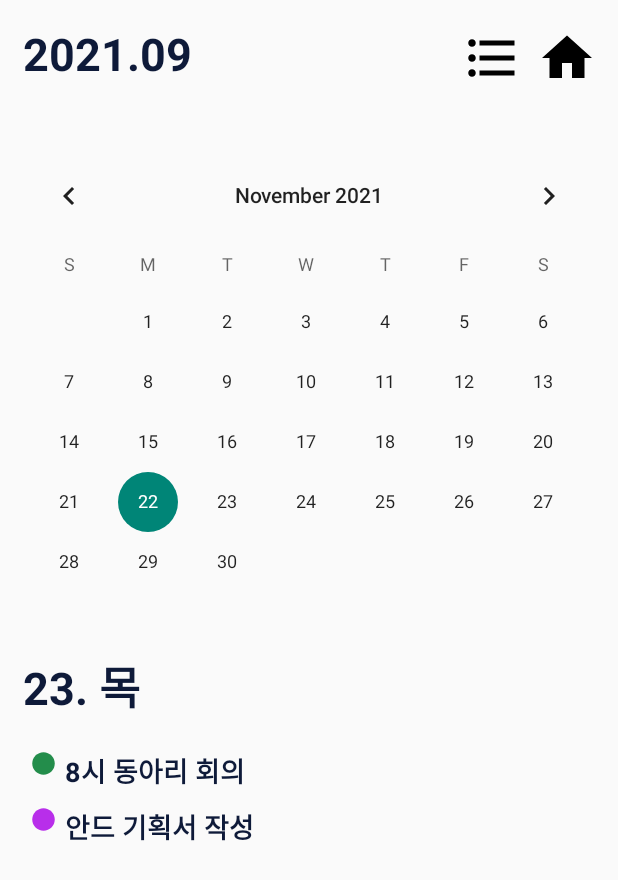
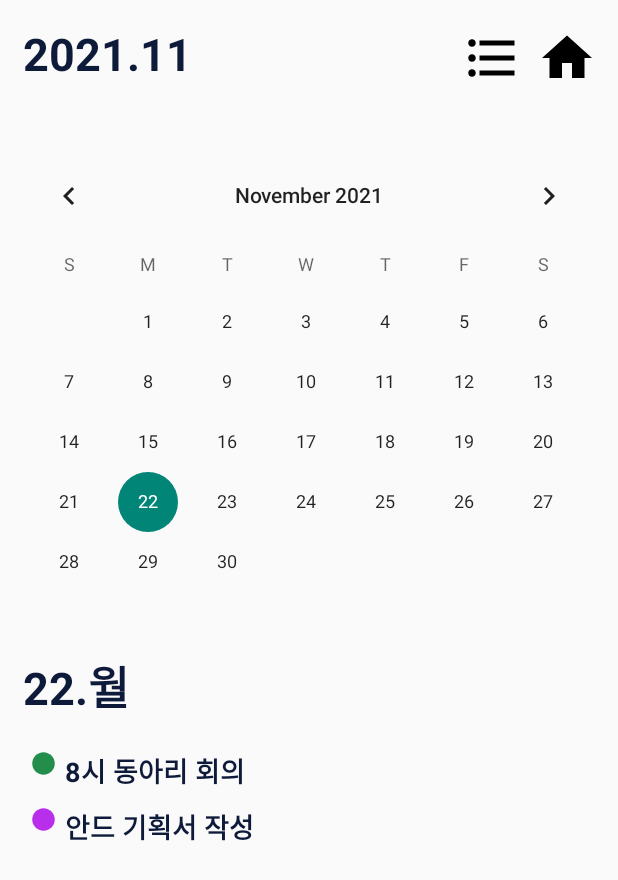
Before and after one commit to U-and-Me/TTODDO, an Android app: the calender screen opened directly, with no data from a screen before it, on a phone screen of 412 x 824 dp. Shown: the top 880 px of the screen. Run offline under Robolectric (Android 15) with nearby library versions, the phone set to English and light mode, and no system bars.

Commit message:
날짜 띄우기

```diff
--- a/app/src/main/java/com/cookandroid/todolist/calender.java
+++ b/app/src/main/java/com/cookandroid/todolist/calender.java
@@ -2,20 +2,29 @@ package com.cookandroid.todolist;
 
 import android.content.Intent;
 import android.os.Bundle;
+import android.text.format.DateFormat;
 import android.view.View;
 import android.widget.Button;
+import android.widget.CalendarView;
 import android.widget.TextView;
 
+import androidx.annotation.NonNull;
 import androidx.annotation.Nullable;
 import androidx.appcompat.app.AppCompatActivity;
 
 import java.util.Calendar;
+import java.util.Date;
 
 public class calender extends AppCompatActivity {
 
-    TextView txtYear, txtMonth, txtDay;
+    TextView txtYear, txtMonth, txtDate, txtDay;
     Button btnList, btnHome;
+    CalendarView calendarView;
 
+    Calendar cal = Calendar.getInstance();
+
+    int year, month, date, day;
+    String[] days = {"일", "월", "화", "수", "목", "금", "토"};
 
     @Override
     protected void onCreate(@Nullable Bundle savedInstanceState) {
@@ -24,8 +33,21 @@ public class calender extends AppCompatActivity {
 
         btnList = findViewById(R.id.btnList);
         btnHome = findViewById(R.id.btnHome);
-        txtYear = findViewById(R.id.txtYear);
-        txtMonth = findViewById(R.id.txtMonth);
+        txtYear = (TextView)findViewById(R.id.txtYear);
+        txtMonth = (TextView)findViewById(R.id.txtMonth);
+        txtDate = (TextView)findViewById(R.id.txtDate);
+        txtDay = (TextView)findViewById(R.id.txtDay);
+        calendarView = findViewById(R.id.calendarView);
+
+        year = cal.get(Calendar.YEAR);
+        month = cal.get(Calendar.MONTH) + 1;
+        date = cal.get(Calendar.DATE);
+        day = cal.get(Calendar.DAY_OF_WEEK);
+
+        txtYear.setText(year+".");
+        txtMonth.setText(Integer.toString(month));
+        txtDate.setText(date+".");
+        txtDay.setText(days[day-1]);
 
         btnList.setOnClickListener(new View.OnClickListener() {
             @Override
@@ -42,5 +64,18 @@ public class calender extends AppCompatActivity {
             }
         });
 
+        calendarView.setOnDateChangeListener(new CalendarView.OnDateChangeListener() {
+            @Override
+            public void onSelectedDayChange(@NonNull CalendarView view, int iyear, int imonth, int idayOfMonth) {
+                cal.set(iyear, imonth, idayOfMonth);
+                int iday = cal.get(Calendar.DAY_OF_WEEK);
+
+                txtYear.setText(iyear+".");
+                txtMonth.setText(Integer.toString(imonth+1));
+                txtDate.setText(idayOfMonth+".");
+                txtDay.setText(days[iday-1]);
+            }
+        });
+
     }
 }
--- a/app/src/main/res/layout/calender.xml
+++ b/app/src/main/res/layout/calender.xml
@@ -12,7 +12,7 @@
             android:id="@+id/txtYear"
             android:layout_width="wrap_content"
             android:layout_height="wrap_content"
-            android:text="2021."
+            android:text="0000."
             android:textSize="30sp"
             android:textColor="#0E1A39"
             android:textStyle="bold"/>
@@ -20,7 +20,7 @@
             android:id="@+id/txtMonth"
             android:layout_width="wrap_content"
             android:layout_height="wrap_content"
-            android:text="09"
+            android:text="00"
             android:textSize="30sp"
             android:textColor="#0E1A39"
             android:textStyle="bold"/>
@@ -41,6 +41,7 @@
     </LinearLayout>
 
     <CalendarView
+        android:id="@+id/calendarView"
         android:layout_width="match_parent"
         android:layout_height="wrap_content"
         android:layout_marginTop="25dp"/>
@@ -49,19 +50,19 @@
         android:layout_width="wrap_content"
         android:layout_height="wrap_content">
         <TextView
-            android:id="@+id/txtDay"
+            android:id="@+id/txtDate"
             android:paddingLeft="15dp"
             android:layout_width="wrap_content"
             android:layout_height="wrap_content"
-            android:text="23. "
+            android:text="00. "
             android:textSize="30sp"
             android:textColor="#0E1A39"
             android:textStyle="bold"/>
         <TextView
-            android:id="@+id/txtWeek"
+            android:id="@+id/txtDay"
             android:layout_width="wrap_content"
             android:layout_height="wrap_content"
-            android:text="목"
+            android:text="O"
             android:textSize="30sp"
             android:textColor="#0E1A39"
             android:textStyle="bold"/>
```
